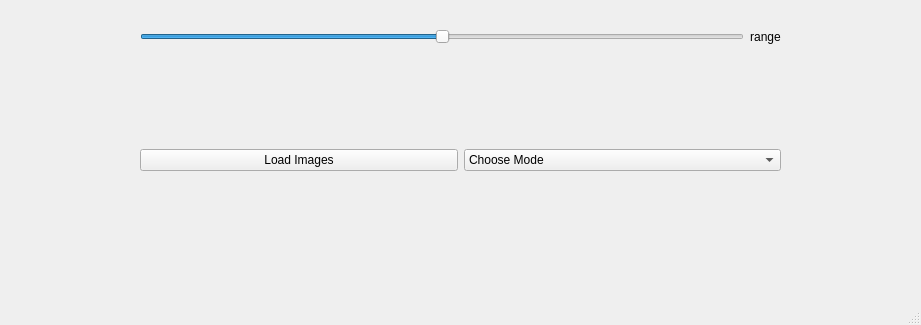
Jemmy1997/VTK-Graphics, file gui.ui: the form before one commit; both pictures show x 0 to 921 and y 499 to 824 of the 921 by 824 pixel window.
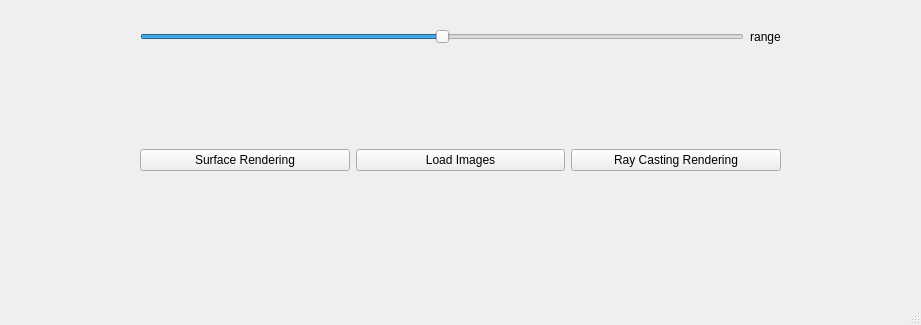
The form after the commit.

Commit message: try it

```diff
--- a/gui.ui
+++ b/gui.ui
@@ -25,32 +25,24 @@
     </property>
     <layout class="QHBoxLayout" name="horizontalLayout">
      <item>
-      <widget class="QPushButton" name="browse">
+      <widget class="QPushButton" name="surface_btn">
+       <property name="text">
+        <string>Surface Rendering</string>
+       </property>
+      </widget>
+     </item>
+     <item>
+      <widget class="QPushButton" name="browse_btn">
        <property name="text">
         <string>Load Images</string>
        </property>
       </widget>
      </item>
      <item>
-      <widget class="QComboBox" name="mode_select">
-       <property name="layoutDirection">
-        <enum>Qt::LeftToRight</enum>
+      <widget class="QPushButton" name="ray_casting_btn">
+       <property name="text">
+        <string>Ray Casting Rendering</string>
        </property>
-       <item>
-        <property name="text">
-         <string>Choose Mode</string>
-        </property>
-       </item>
-       <item>
-        <property name="text">
-         <string>Surface Rendering</string>
-        </property>
-       </item>
-       <item>
-        <property name="text">
-         <string>Ray Casting Rendering</string>
-        </property>
-       </item>
       </widget>
      </item>
     </layout>
```
Left out of the diff: 4 changed lines with no effect on the pictures. The commit also changes 2 other files.
